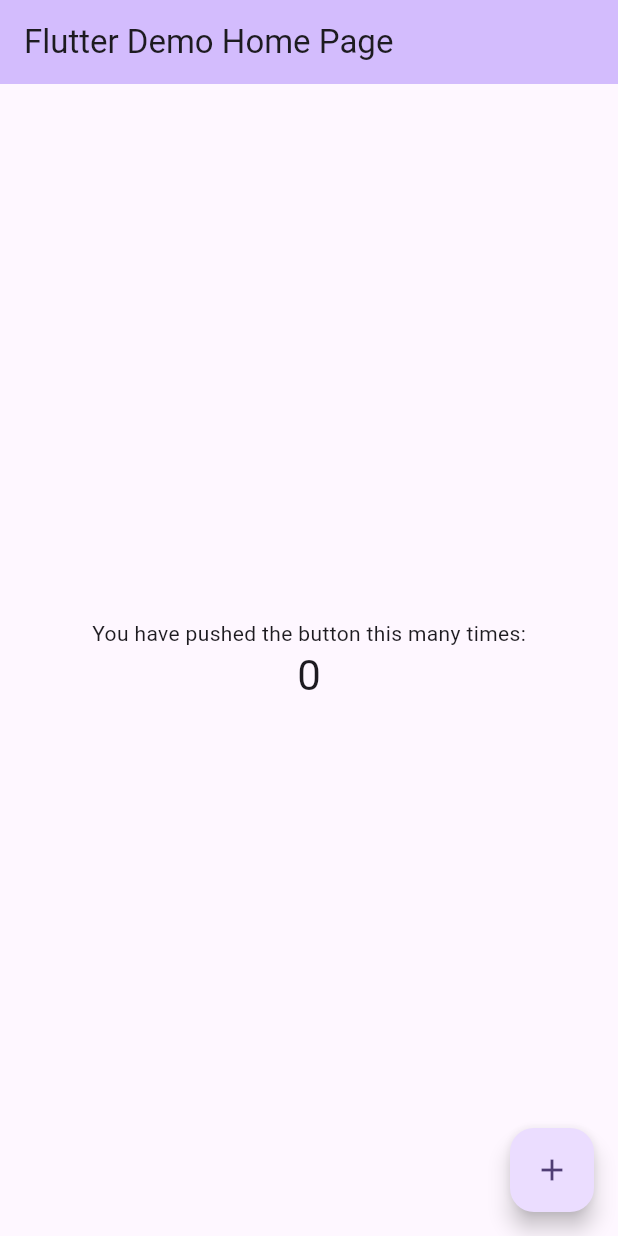
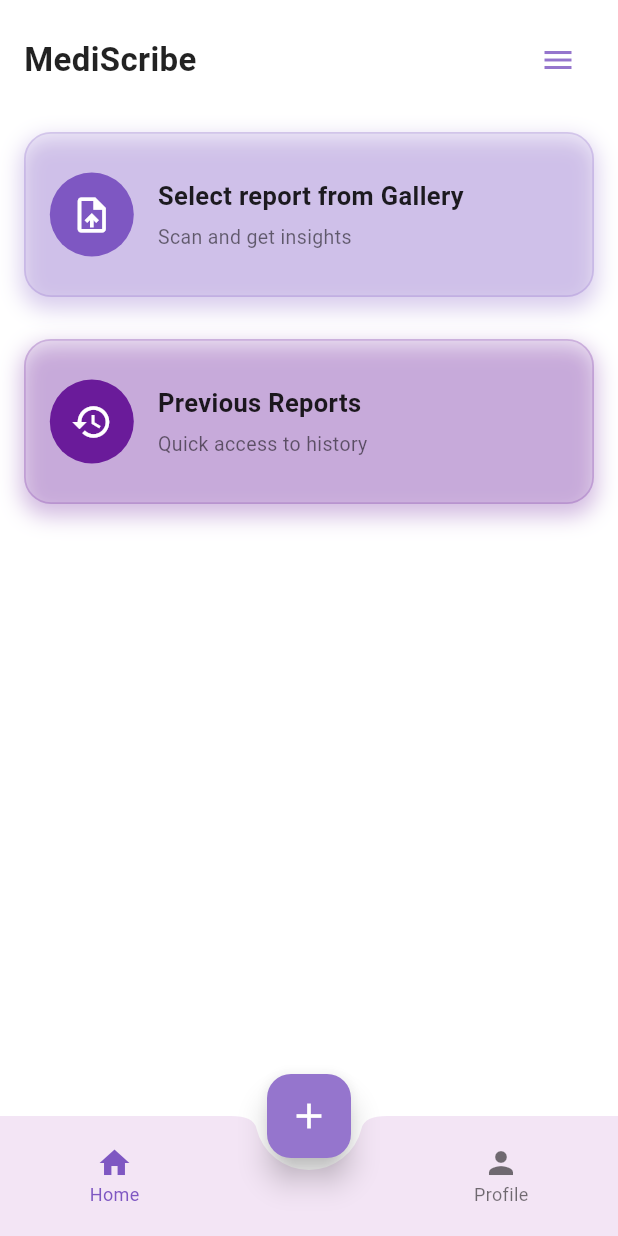
Before and after one commit to Godsaptarshifrtw/MediScribe, a Flutter app: the screen it shows after launch, on a phone screen of 412 x 824 dp. Run offline on Flutter 3.47's test engine with Material 3 defaults, Android fonts, the light colour scheme and no system bars; our stand-ins replace firebase_core, google_fonts; accounts and stored records are empty.

Commit message:
Homescreen and yaml along with firebase integrated but not implemented.

```diff
--- a/lib/main.dart
+++ b/lib/main.dart
@@ -1,3 +1,4 @@
+import 'package:aignite2025_oops/screens/home_image_upload_screen.dart';
 import 'package:firebase_core/firebase_core.dart';
 import 'package:flutter/material.dart';
 import 'firebase_options.dart';
@@ -21,110 +22,13 @@ class MyApp extends StatelessWidget {
     return MaterialApp(
       title: 'Flutter Demo',
       theme: ThemeData(
-        // This is the theme of your application.
-        //
-        // TRY THIS: Try running your application with "flutter run". You'll see
-        // the application has a purple toolbar. Then, without quitting the app,
-        // try changing the seedColor in the colorScheme below to Colors.green
-        // and then invoke "hot reload" (save your changes or press the "hot
-        // reload" button in a Flutter-supported IDE, or press "r" if you used
-        // the command line to start the app).
-        //
-        // Notice that the counter didn't reset back to zero; the application
-        // state is not lost during the reload. To reset the state, use hot
-        // restart instead.
-        //
-        // This works for code too, not just values: Most code changes can be
-        // tested with just a hot reload.
+
         colorScheme: ColorScheme.fromSeed(seedColor: Colors.deepPurple),
       ),
-      home: const MyHomePage(title: 'Flutter Demo Home Page'),
+      initialRoute: 'home',
+      routes: {
+        'home' : (context) => HomeScreen(),
+      },
     );
   }
 }
-
-class MyHomePage extends StatefulWidget {
-  const MyHomePage({super.key, required this.title});
-
-  // This widget is the home page of your application. It is stateful, meaning
-  // that it has a State object (defined below) that contains fields that affect
-  // how it looks.
-
-  // This class is the configuration for the state. It holds the values (in this
-  // case the title) provided by the parent (in this case the App widget) and
-  // used by the build method of the State. Fields in a Widget subclass are
-  // always marked "final".
-
-  final String title;
-
-  @override
-  State<MyHomePage> createState() => _MyHomePageState();
-}
-
-class _MyHomePageState extends State<MyHomePage> {
-  int _counter = 0;
-
-  void _incrementCounter() {
-    setState(() {
-      // This call to setState tells the Flutter framework that something has
-      // changed in this State, which causes it to rerun the build method below
-      // so that the display can reflect the updated values. If we changed
-      // _counter without calling setState(), then the build method would not be
-      // called again, and so nothing would appear to happen.
-      _counter++;
-    });
-  }
-
-  @override
-  Widget build(BuildContext context) {
-    // This method is rerun every time setState is called, for instance as done
-    // by the _incrementCounter method above.
-    //
-    // The Flutter framework has been optimized to make rerunning build methods
-    // fast, so that you can just rebuild anything that needs updating rather
-    // than having to individually change instances of widgets.
-    return Scaffold(
-      appBar: AppBar(
-        // TRY THIS: Try changing the color here to a specific color (to
-        // Colors.amber, perhaps?) and trigger a hot reload to see the AppBar
-        // change color while the other colors stay the same.
-        backgroundColor: Theme.of(context).colorScheme.inversePrimary,
-        // Here we take the value from the MyHomePage object that was created by
-        // the App.build method, and use it to set our appbar title.
-        title: Text(widget.title),
-      ),
-      body: Center(
-        // Center is a layout widget. It takes a single child and positions it
-        // in the middle of the parent.
-        child: Column(
-          // Column is also a layout widget. It takes a list of children and
-          // arranges them vertically. By default, it sizes itself to fit its
-          // children horizontally, and tries to be as tall as its parent.
-          //
-          // Column has various properties to control how it sizes itself and
-          // how it positions its children. Here we use mainAxisAlignment to
-          // center the children vertically; the main axis here is the vertical
-          // axis because Columns are vertical (the cross axis would be
-          // horizontal).
-          //
-          // TRY THIS: Invoke "debug painting" (choose the "Toggle Debug Paint"
-          // action in the IDE, or press "p" in the console), to see the
-          // wireframe for each widget.
-          mainAxisAlignment: MainAxisAlignment.center,
-          children: <Widget>[
-            const Text('You have pushed the button this many times:'),
-            Text(
-              '$_counter',
-              style: Theme.of(context).textTheme.headlineMedium,
-            ),
-          ],
-        ),
-      ),
-      floatingActionButton: FloatingActionButton(
-        onPressed: _incrementCounter,
-        tooltip: 'Increment',
-        child: const Icon(Icons.add),
-      ), // This trailing comma makes auto-formatting nicer for build methods.
-    );
-  }
-}
--- /dev/null
+++ b/lib/screens/home_image_upload_screen.dart
@@ -0,0 +1,263 @@
+import 'package:flutter/material.dart';
+import 'package:google_fonts/google_fonts.dart';
+
+class HomeScreen extends StatefulWidget {
+  const HomeScreen({super.key});
+
+  @override
+  State<HomeScreen> createState() => _HomeScreenState();
+}
+
+class _HomeScreenState extends State<HomeScreen> {
+  int _selectedIndex = 0;
+
+  final List<Widget> _screens = [
+    const HomeContent(),
+    const ProfileScreen(),
+  ];
+
+  void _onNavTap(int index) {
+    setState(() {
+      _selectedIndex = index;
+    });
+  }
+
+  @override
+  Widget build(BuildContext context) {
+    return Scaffold(
+      backgroundColor: Colors.white,
+      body: _screens[_selectedIndex],
+      floatingActionButton: FloatingActionButton(
+        backgroundColor: const Color(0xFF9575CD),
+        onPressed: () {
+          // TODO: Implement image upload functionality
+        },
+        elevation: 8,
+        child: const Icon(Icons.add, color: Colors.white, size: 28),
+      ),
+      floatingActionButtonLocation: FloatingActionButtonLocation.centerDocked,
+      bottomNavigationBar: BottomAppBar(
+        shape: const CircularNotchedRectangle(),
+        notchMargin: 8.0,
+        color: const Color(0xFFF3E5F5),
+        elevation: 8,
+        child: SafeArea(
+          top: false,
+          child: SizedBox(
+            height: 48,
+            child: Row(
+              mainAxisAlignment: MainAxisAlignment.spaceAround,
+              children: [
+                _buildNavItem(icon: Icons.home, label: 'Home', index: 0),
+                const SizedBox(width: 48),
+                _buildNavItem(icon: Icons.person, label: 'Profile', index: 1),
+              ],
+            ),
+          ),
+        ),
+      ),
+    );
+  }
+
+  Widget _buildNavItem({required IconData icon, required String label, required int index}) {
+    final isSelected = _selectedIndex == index;
+    return GestureDetector(
+      onTap: () => _onNavTap(index),
+      child: Column(
+        mainAxisSize: MainAxisSize.min,
+        mainAxisAlignment: MainAxisAlignment.center,
+        children: [
+          Icon(icon, color: isSelected ? const Color(0xFF7E57C2) : Colors.black54),
+          Text(
+            label,
+            style: TextStyle(
+              fontSize: 12,
+              color: isSelected ? const Color(0xFF7E57C2) : Colors.black54,
+            ),
+          ),
+        ],
+      ),
+    );
+  }
+}
+
+class HomeContent extends StatelessWidget {
+  const HomeContent({super.key});
+
+  @override
+  Widget build(BuildContext context) {
+    final screenWidth = MediaQuery.of(context).size.width;
+    final titleFont = screenWidth > 600 ? 26.0 : 22.0;
+    final subtitleFont = screenWidth > 600 ? 16.0 : 13.0;
+    final tilePadding = screenWidth > 600 ? 24.0 : 16.0;
+
+    final List<_Feature> features = [
+      _Feature("Select report from Gallery", "Scan and get insights", Icons.upload_file, const Color(0xFF7E57C2)),
+      _Feature("Previous Reports", "Quick access to history", Icons.history, const Color(0xFF6A1B9A)),
+    ];
+
+    return SafeArea(
+      child: SingleChildScrollView(
+        child: Padding(
+          padding: EdgeInsets.symmetric(horizontal: tilePadding),
+          child: Column(
+            crossAxisAlignment: CrossAxisAlignment.start,
+            children: [
+              Padding(
+                padding: const EdgeInsets.symmetric(vertical: 16),
+                child: Row(
+                  mainAxisAlignment: MainAxisAlignment.spaceBetween,
+                  children: [
+                    Text(
+                      "MediScribe",
+                      style: GoogleFonts.roboto(
+                        fontSize: titleFont,
+                        fontWeight: FontWeight.bold,
+                        color: Colors.black87,
+                      ),
+                    ),
+                    Builder(
+                      builder: (context) {
+                        return IconButton(
+                          icon: const Icon(Icons.menu, color: Color(0xFF9575CD)),
+                          onPressed: () {
+                            final RenderBox button = context.findRenderObject() as RenderBox;
+                            final RenderBox overlay = Overlay.of(context).context.findRenderObject() as RenderBox;
+                            final Offset offset = button.localToGlobal(Offset.zero, ancestor: overlay);
+                            final Size size = button.size;
+                            showMenu<String>(
+                              context: context,
+                              position: RelativeRect.fromLTRB(
+                                offset.dx,
+                                offset.dy + size.height,
+                                overlay.size.width - offset.dx - size.width,
+                                0,
+                              ),
+                              items: <PopupMenuEntry<String>>[
+                                PopupMenuItem<String>(
+                                  value: 'en',
+                                  child: Text('English', style: GoogleFonts.roboto()),
+                                ),
+                                PopupMenuItem<String>(
+                                  value: 'hi',
+                                  child: Text('हिंदी', style: GoogleFonts.roboto()),
+                                ),
+                              ],
+                              color: const Color(0xFFF3E5F5),
+                              shape: RoundedRectangleBorder(
+                                borderRadius: BorderRadius.circular(12),
+                              ),
+                            ).then((value) {
+                              if (value == 'en') {
+                                // TODO: Switch to English
+                              } else if (value == 'hi') {
+                                // TODO: Switch to Hindi
+                              }
+                            });
+                          },
+                        );
+                      },
+                    ),
+                  ],
+                ),
+              ),
+              const SizedBox(height: 8),
+              Column(
+                children: features.map((feature) {
+                  return Padding(
+                    padding: const EdgeInsets.only(bottom: 28),
+                    child: _buildLargeFeatureTile(feature, subtitleFont, tilePadding),
+                  );
+                }).toList(),
+              ),
+              const SizedBox(height: 120),
+            ],
+          ),
+        ),
+      ),
+    );
+  }
+
+  Widget _buildLargeFeatureTile(_Feature feature, double subtitleFont, double tilePadding) {
+    return GestureDetector(
+      onTap: () {
+        // TODO: Navigate to respective screen
+      },
+      child: Container(
+        width: double.infinity,
+        height: 110,
+        decoration: BoxDecoration(
+          color: feature.color.withOpacity(0.1),
+          borderRadius: BorderRadius.circular(18),
+          border: Border.all(
+            color: feature.color.withOpacity(0.2),
+            width: 1.2,
+          ),
+          boxShadow: [
+            BoxShadow(
+              color: feature.color.withOpacity(0.3),
+              blurRadius: 12,
+              spreadRadius: 2,
+              offset: const Offset(0, 6),
+            ),
+          ],
+        ),
+        padding: EdgeInsets.all(tilePadding),
+        child: Row(
+          children: [
+            CircleAvatar(
+              radius: 28,
+              backgroundColor: feature.color,
+              child: Icon(feature.icon, color: Colors.white, size: 28),
+            ),
+            const SizedBox(width: 16),
+            Expanded(
+              child: Column(
+                mainAxisAlignment: MainAxisAlignment.center,
+                crossAxisAlignment: CrossAxisAlignment.start,
+                children: [
+                  Text(
+                    feature.title,
+                    style: GoogleFonts.roboto(
+                      fontWeight: FontWeight.w600,
+                      fontSize: subtitleFont + 4,
+                      color: Colors.black87,
+                    ),
+                  ),
+                  const SizedBox(height: 6),
+                  Text(
+                    feature.subtitle,
+                    style: GoogleFonts.roboto(
+                      fontSize: subtitleFont,
+                      color: Colors.black54,
+                    ),
+                  ),
+                ],
+              ),
+            ),
+          ],
+        ),
+      ),
+    );
+  }
+}
+
+class ProfileScreen extends StatelessWidget {
+  const ProfileScreen({super.key});
+
+  @override
+  Widget build(BuildContext context) {
+    return const Center(
+      child: Text('Profile Screen'),
+    );
+  }
+}
+
+class _Feature {
+  final String title;
+  final String subtitle;
+  final IconData icon;
+  final Color color;
+
+  _Feature(this.title, this.subtitle, this.icon, this.color);
+}
--- a/pubspec.yaml
+++ b/pubspec.yaml
@@ -33,6 +33,7 @@ dependencies:
   firebase_core: ^3.13.0
   firebase_auth: ^5.5.2
   cloud_firestore: ^5.6.6
+  google_fonts: ^6.2.1
 
   # The following adds the Cupertino Icons font to your application.
   # Use with the CupertinoIcons class for iOS style icons.
```
